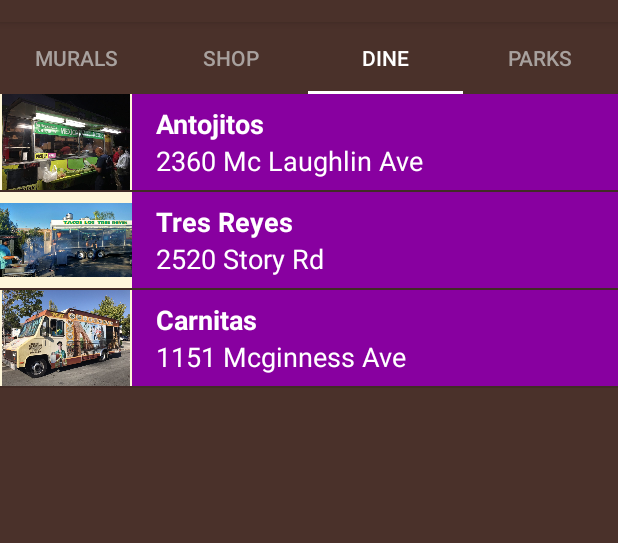
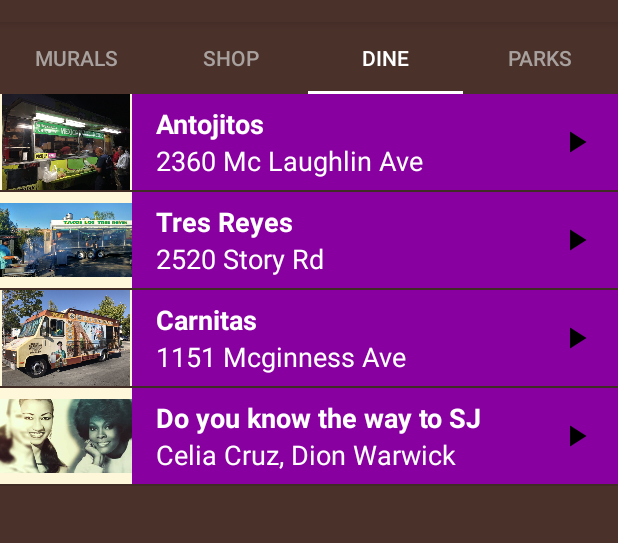
Before and after one commit to paintedlbird7/TourApp, an Android app: the screen it shows after launch (MainActivity), tab 3 chosen, on a phone screen of 412 x 824 dp, the part 62-605 px from its top. Run offline under Robolectric (Android 15) with nearby library versions, the phone set to English and light mode, and no system bars.

Commit message:
Tour app (added Do you know the way to SJ) song

```diff
--- a/app/src/main/java/com/example/android/tourapp/DineFragment.java
+++ b/app/src/main/java/com/example/android/tourapp/DineFragment.java
@@ -83,6 +83,7 @@ public class DineFragment extends Fragment {
         words.add(new Word("2360 Mc Laughlin Ave\n", "Antojitos", R.drawable.antojitos_ttt, R.raw.color_red));
         words.add(new Word("2520 Story Rd\n", "Tres Reyes",  R.drawable.tres_reyes, R.raw.color_black));
         words.add(new Word("1151 Mcginness Ave", "Carnitas",  R.drawable.carnitas, R.raw.color_white));
+        words.add(new Word("Celia Cruz, Dion Warwick", "Do you know the way to SJ", R.drawable.dionne_celia_cruz, R.raw.do_you_know_the_way_to_san_jose_dionne_warwick_burt_bacharach));
 
 
         // Create an {@link WordAdapter}, whose data source is a list of {@link Word}s. The
--- a/app/src/main/java/com/example/android/tourapp/MuralsFragment.java
+++ b/app/src/main/java/com/example/android/tourapp/MuralsFragment.java
@@ -80,9 +80,10 @@ public class MuralsFragment extends Fragment {
 
         // Create a list of words
         final ArrayList<Word> words = new ArrayList<Word>();
-        words.add(new Word("Lila Gemelos", "Heart of Silicon Valley", R.drawable.eastridge, R.raw.number_three));
+        words.add(new Word("Lila Gemelos", "Heart of Silicon Valley", R.drawable.eastridge, R.raw.number_one));
         words.add(new Word("Carlos Rodriguez", "Alum Rock", R.drawable.alum_rock, R.raw.number_three));
         words.add(new Word("Jose Meza V", "Mural de La Raza", R.drawable.mural_de_la_raza, R.raw.number_five));
+        words.add(new Word("Celia Cruz, Dion Warwick", "Do you know the way to SJ", R.drawable.dionne_celia_cruz, R.raw.do_you_know_the_way_to_san_jose_dionne_warwick_burt_bacharach));
 
 
         // Create an {@link WordAdapter}, whose data source is a list of {@link Word}s. The
@@ -152,7 +153,7 @@ public class MuralsFragment extends Fragment {
         if (mMediaPlayer != null) {
             // Regardless of the current state of the media player, release its resources
             // because we no longer need it.
-            mMediaPlayer.release();
+           mMediaPlayer.release();
 
             // Set the media player back to null. For our code, we've decided that
             // setting the media player to null is an easy way to tell that the media player
--- a/app/src/main/java/com/example/android/tourapp/ParksFragment.java
+++ b/app/src/main/java/com/example/android/tourapp/ParksFragment.java
@@ -87,7 +87,9 @@ public class ParksFragment extends Fragment {
         words.add(new Word("647 King Rd", "Emma Prusch Farm Park", R.drawable.emmapruschfarmhouse, R.raw.family_father));
         words.add(new Word("15350 Penitencia Creek Rd", "Alum Rock Park", R.drawable.alum_rock_park, R.raw.family_mother));
         words.add(new Word("7281 Mt Hamilton Rd", "Mount Halmiton", R.drawable.mt_hamilton, R.raw.family_son));
-//
+        words.add(new Word("Celia Cruz, Dion Warwick", "Do you know the way to SJ", R.drawable.dionne_celia_cruz, R.raw.do_you_know_the_way_to_san_jose_dionne_warwick_burt_bacharach));
+
+
 //        words.add(new Word("My name is..", "michәksәs?", imageResourceId, R.raw.phrase_my_name_is));
 //        words.add(new Word("I’m feeling good.", "kuchi achit", imageResourceId, R.raw.phrase_im_feeling_good));
 //        words.add(new Word("Are you coming?", "әәnәs'aa?", imageResourceId, R.raw.phrase_are_you_coming));
--- a/app/src/main/java/com/example/android/tourapp/ShopFragment.java
+++ b/app/src/main/java/com/example/android/tourapp/ShopFragment.java
@@ -91,7 +91,10 @@ public class ShopFragment extends Fragment {
         words.add(new Word("1590 Berryessa Rd", "Berryessa Flea Market", R.drawable.san_jose_flea_market, R.raw.family_father));
         words.add(new Word("2200 Eastridge Loop", "Eastridge", R.drawable.eastridge_sign, R.raw.family_mother));
         words.add(new Word("1710 Tully Rd,", "Lions Plaza", R.drawable.lionplaza, R.raw.family_son));
-//        words.add(new Word("daughter", "tune", R.drawable.family_daughter, R.raw.family_daughter));
+        words.add(new Word("Celia Cruz, Dion Warwick", "Do you know the way to SJ", R.drawable.dionne_celia_cruz, R.raw.do_you_know_the_way_to_san_jose_dionne_warwick_burt_bacharach));
+
+
+        //        words.add(new Word("daughter", "tune", R.drawable.family_daughter, R.raw.family_daughter));
 //        words.add(new Word("grandmother", "ama", R.drawable.family_grandmother, R.raw.family_grandmother));
 
 
--- a/app/src/main/res/drawable/ic_play_arrow.xml
+++ b/app/src/main/res/drawable/ic_play_arrow.xml
@@ -1,4 +1,9 @@
-<?xml version="1.0" encoding="utf-8"?>
-<selector xmlns:android="http://schemas.android.com/apk/res/android">
-
-</selector>
+<vector xmlns:android="http://schemas.android.com/apk/res/android"
+        android:width="24dp"
+        android:height="24dp"
+        android:viewportWidth="24.0"
+        android:viewportHeight="24.0">
+    <path
+        android:fillColor="#FF000000"
+        android:pathData="M8,5v14l11,-7z"/>
+</vector>
```
Also changed, not shown: app/src/main/res/values/ids.xml (+4 -4 lines), app/src/main/res/drawable-hdpi/dionne_celia_cruz.png (added), app/src/main/res/drawable-mdpi/dionne_celia_cruz.png (added), app/src/main/res/drawable-xhdpi/dionne_celia_cruz.png (added), 4 other files.
